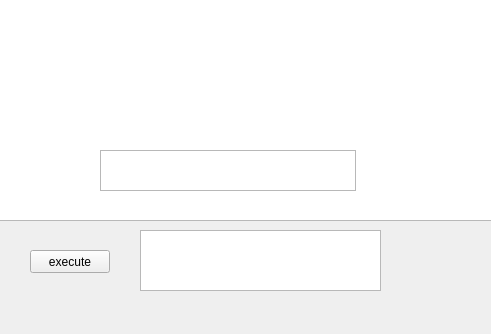
Above: mainwindow.ui from CemalYet/PathPlanner before the change; both pictures show x 180 to 671 and y 330 to 664 of the 1238 by 664 pixel window. Below: the same form after it.
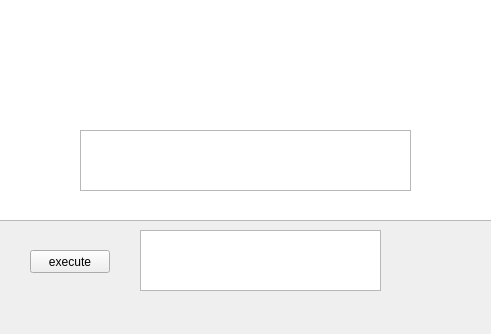
That is the form after the change.

```diff
--- a/mainwindow.ui
+++ b/mainwindow.ui
@@ -154,12 +154,33 @@
    <widget class="QTextBrowser" name="textBrowser">
     <property name="geometry">
      <rect>
-      <x>280</x>
-      <y>480</y>
-      <width>256</width>
-      <height>41</height>
+      <x>260</x>
+      <y>460</y>
+      <width>331</width>
+      <height>61</height>
      </rect>
     </property>
+    <property name="font">
+     <font>
+      <family>Ubuntu Condensed</family>
+      <pointsize>37</pointsize>
+      <weight>75</weight>
+      <italic>false</italic>
+      <bold>true</bold>
+     </font>
+    </property>
+    <property name="verticalScrollBarPolicy">
+     <enum>Qt::ScrollBarAlwaysOff</enum>
+    </property>
+    <property name="horizontalScrollBarPolicy">
+     <enum>Qt::ScrollBarAlwaysOff</enum>
+    </property>
+    <property name="sizeAdjustPolicy">
+     <enum>QAbstractScrollArea::AdjustToContentsOnFirstShow</enum>
+    </property>
+    <property name="overwriteMode">
+     <bool>true</bool>
+    </property>
    </widget>
   </widget>
   <widget class="QMenuBar" name="menubar">
```
